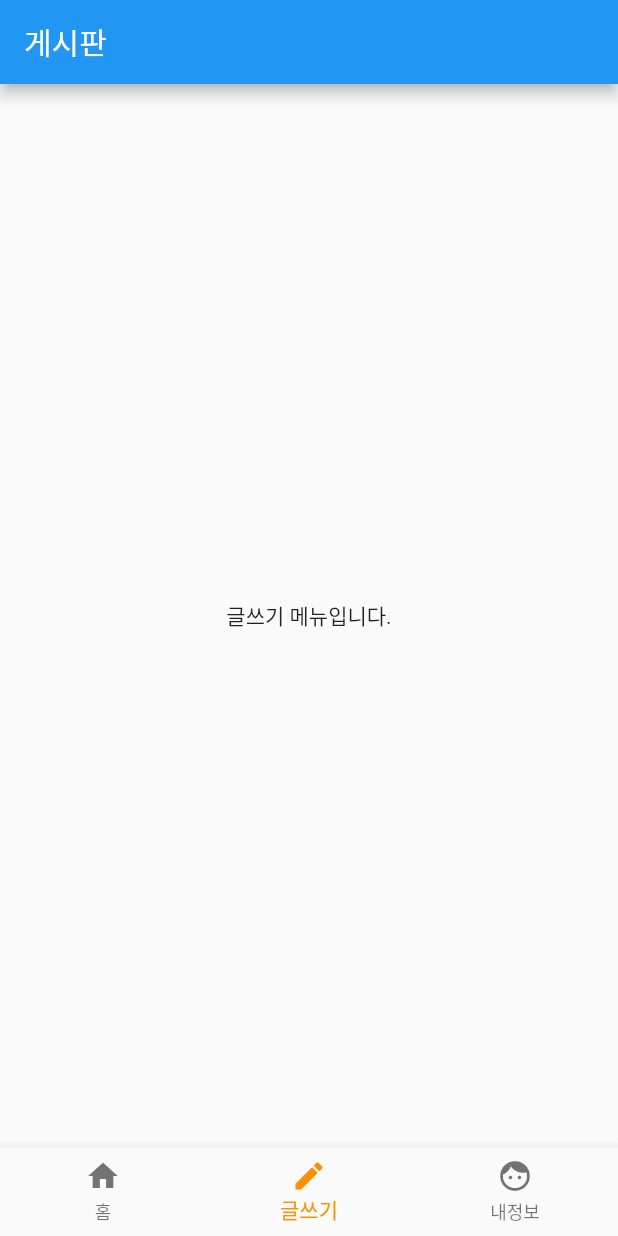
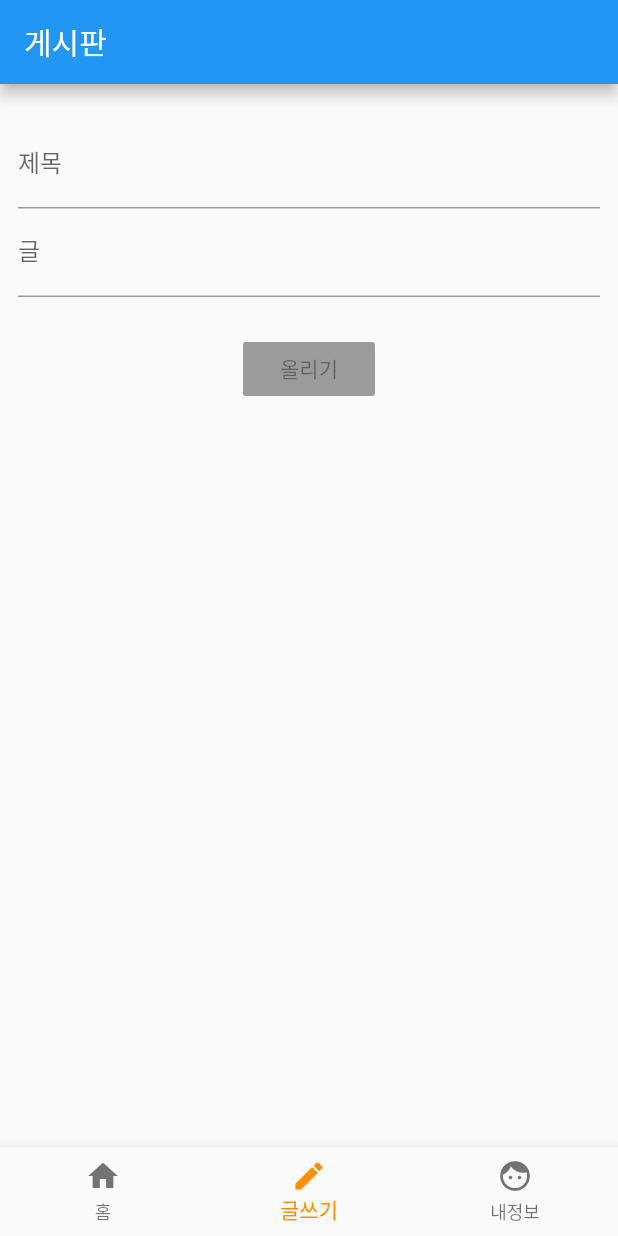
Before and after one commit to kys6879/flutter-study, a Flutter app: the screen it shows after launch, item 2 of the bottom bar chosen, on a phone screen of 412 x 824 dp. Run offline on Flutter 3.47's test engine with Material 2 defaults, Android fonts, the phone set to English and light mode, and no system bars.

Commit message:
write page

```diff
--- a/lib/HomePage.dart
+++ b/lib/HomePage.dart
@@ -1,4 +1,6 @@
 import 'package:flutter/material.dart';
+import 'package:my_app/ProfilePage.dart';
+import 'package:my_app/WritePage.dart';
 
 class HomePage extends StatefulWidget {
   HomePage();
@@ -12,8 +14,8 @@ class _HomePageState extends State<HomePage> {
 
   List<Widget> _widgetOptions = <Widget>[
     Text('게시판 메뉴입니다.'),
-    Text('글쓰기 메뉴입니다.'),
-    Text('내정보 메뉴입니다.')
+    WritePage(),
+    ProfilePage()
   ];
 
   void _onItemTapped(int index) {
--- /dev/null
+++ b/lib/ProfilePage.dart
@@ -0,0 +1,13 @@
+import 'package:flutter/material.dart';
+
+class ProfilePage extends StatelessWidget {
+  @override
+  Widget build(BuildContext context) {
+    return Container(
+      child: Column(
+        mainAxisAlignment: MainAxisAlignment.center,
+        children: <Widget>[Text("Hello")],
+      ),
+    );
+  }
+}
--- /dev/null
+++ b/lib/WritePage.dart
@@ -0,0 +1,31 @@
+import 'package:flutter/material.dart';
+
+class WritePage extends StatelessWidget {
+  @override
+  Widget build(BuildContext context) {
+    return Container(
+      padding:
+          EdgeInsets.only(left: 12.0, right: 12.0, top: 24.0, bottom: 24.0),
+      child: Column(
+        children: <Widget>[
+          TextFormField(
+            decoration: InputDecoration(labelText: "제목"),
+          ),
+          TextFormField(
+            decoration: InputDecoration(labelText: "글"),
+            keyboardType: TextInputType.multiline,
+            maxLines: null,
+          ),
+          Container(
+            margin: EdgeInsets.only(
+                left: 12.0, right: 12.0, top: 24.0, bottom: 24.0),
+            child: RaisedButton(
+              onPressed: null,
+              child: Text("올리기"),
+            ),
+          )
+        ],
+      ),
+    );
+  }
+}
```
